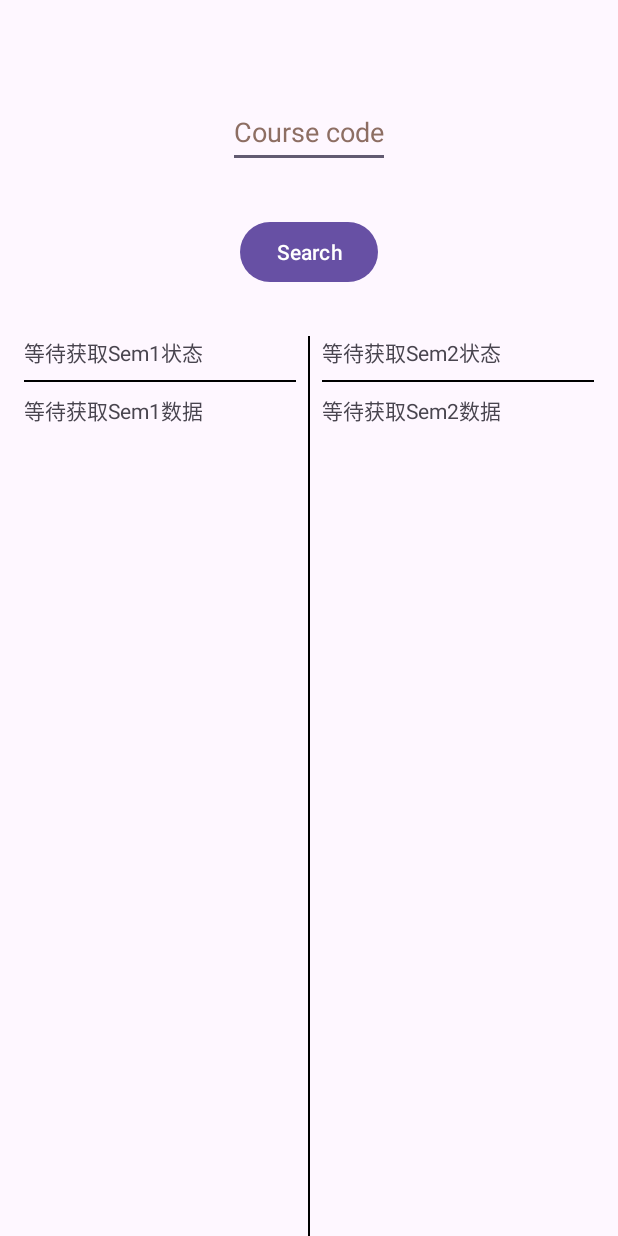
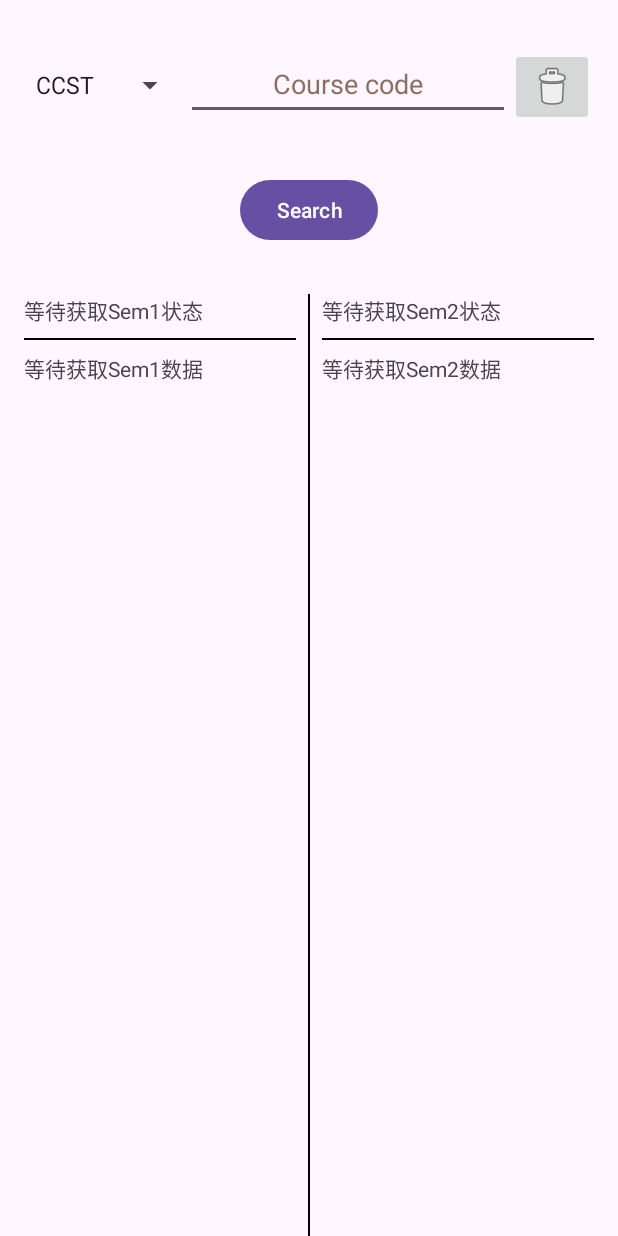
Before and after one commit to EZ-HKU/EZCC, an Android app: the screen it shows after launch (MainActivity), on a phone screen of 412 x 824 dp. Run offline under Robolectric (Android 15) with nearby library versions, the phone set to English and light mode, and no system bars.

Commit message:
Experience improvement

```diff
--- a/app/src/main/java/com/uynaity/ezcc2/MainActivity.kt
+++ b/app/src/main/java/com/uynaity/ezcc2/MainActivity.kt
@@ -12,26 +12,40 @@ import java.net.HttpURLConnection
 import java.net.URL
 import android.content.Context
 import android.view.inputmethod.InputMethodManager
+import android.widget.ArrayAdapter
+import android.widget.ImageButton
+import android.widget.Spinner
 
 
 class MainActivity : AppCompatActivity() {
     private lateinit var courseCodeEditText: EditText
     private lateinit var searchButton: Button
+    private lateinit var clearButton: ImageButton
     private lateinit var sem1Stat: TextView
     private lateinit var sem1Data: TextView
     private lateinit var sem2Stat: TextView
     private lateinit var sem2Data: TextView
     private var backPressedTime: Long = 0
     private val backPressedInterval = 2000
+
     override fun onCreate(savedInstanceState: Bundle?) {
         super.onCreate(savedInstanceState)
         setContentView(R.layout.activity_main)
         courseCodeEditText = findViewById(R.id.courseCode)
         searchButton = findViewById(R.id.search)
+        clearButton = findViewById(R.id.clearButton)
         sem1Stat = findViewById(R.id.sem1Stat)
         sem1Data = findViewById(R.id.Sem1Data)
         sem2Stat = findViewById(R.id.Sem2Stat)
         sem2Data = findViewById(R.id.Sem2Data)
+
+        val spinner = findViewById<Spinner>(R.id.spinner)
+        val adapter = ArrayAdapter.createFromResource(
+            this, R.array.spinner_options, // 你的字符串数组资源
+            android.R.layout.simple_spinner_item
+        )
+        adapter.setDropDownViewResource(android.R.layout.simple_spinner_dropdown_item)
+        spinner.adapter = adapter
         searchButton.setOnClickListener {
             Thread {
                 try {
@@ -40,8 +54,15 @@ class MainActivity : AppCompatActivity() {
                     sem1Stat.text = e.message
                 }
             }.start()
+
             val imm = getSystemService(Context.INPUT_METHOD_SERVICE) as InputMethodManager
             imm.hideSoftInputFromWindow(searchButton.windowToken, 0)
+        }
+        clearButton.setOnClickListener {
+            courseCodeEditText.text.clear()
+            courseCodeEditText.requestFocus()
+            val imm = getSystemService(Context.INPUT_METHOD_SERVICE) as InputMethodManager
+            imm.showSoftInput(courseCodeEditText, InputMethodManager.SHOW_IMPLICIT)
         }
     }
 
@@ -57,13 +78,9 @@ class MainActivity : AppCompatActivity() {
     }
 
     private fun getTableData(c: String?): MutableList<MutableList<Map<String, Any>>> {
-        if (c == "") {
-            runOnUiThread {
-                Toast.makeText(this, "请输入课程代码", Toast.LENGTH_SHORT).show()
-            }
-            return mutableListOf()
-        }
-        val upC = c?.uppercase()
+        val spinner = findViewById<Spinner>(R.id.spinner)
+        val selectedValue = spinner.selectedItem.toString()
+        val mergeC = "$selectedValue$c"
         val url = URL("https://sweb.hku.hk/ccacad/ccc_appl/enrol_stat.html")
         val conn = url.openConnection() as HttpURLConnection
         conn.requestMethod = "GET"
@@ -96,7 +113,7 @@ class MainActivity : AppCompatActivity() {
                 continue
             }
 
-            if (!tds[0].text().contains(upC!!)) {
+            if (!tds[0].text().contains(mergeC!!)) {
                 continue
             }
 
@@ -162,5 +179,4 @@ class MainActivity : AppCompatActivity() {
         str += "\n"
         return str
     }
-
 }
--- a/app/src/main/res/layout/activity_main.xml
+++ b/app/src/main/res/layout/activity_main.xml
@@ -1,25 +1,10 @@
-<?xml version="1.1" encoding="utf-8"?>
+<?xml version="1.0" encoding="utf-8"?>
 <androidx.constraintlayout.widget.ConstraintLayout xmlns:android="http://schemas.android.com/apk/res/android"
     xmlns:app="http://schemas.android.com/apk/res-auto"
     xmlns:tools="http://schemas.android.com/tools"
     android:layout_width="match_parent"
     android:layout_height="match_parent"
     tools:context=".MainActivity">
-
-    <EditText
-        android:id="@+id/courseCode"
-        android:layout_width="wrap_content"
-        android:layout_height="wrap_content"
-        android:layout_marginTop="64dp"
-        android:autofillHints=""
-        android:gravity="center"
-        android:hint="@string/course_code"
-        android:inputType="text"
-        android:minHeight="48dp"
-        android:textColorHint="#8D6E63"
-        app:layout_constraintEnd_toEndOf="parent"
-        app:layout_constraintStart_toStartOf="parent"
-        app:layout_constraintTop_toTopOf="parent" />
 
     <Button
         android:id="@+id/search"
@@ -30,9 +15,10 @@
         android:text="@string/search"
         app:layout_constraintEnd_toEndOf="parent"
         app:layout_constraintStart_toStartOf="parent"
-        app:layout_constraintTop_toBottomOf="@+id/courseCode" />
+        app:layout_constraintTop_toBottomOf="@+id/linearLayout6" />
 
     <LinearLayout
+        android:id="@+id/linearLayout7"
         android:layout_width="0dp"
         android:layout_height="0dp"
         android:layout_marginStart="16dp"
@@ -119,4 +105,44 @@
         </LinearLayout>
     </LinearLayout>
 
+    <LinearLayout
+        android:id="@+id/linearLayout6"
+        android:layout_width="0dp"
+        android:layout_height="wrap_content"
+        android:layout_marginStart="16dp"
+        android:layout_marginTop="32dp"
+        android:layout_marginEnd="16dp"
+        android:orientation="horizontal"
+        app:layout_constraintEnd_toEndOf="parent"
+        app:layout_constraintStart_toStartOf="parent"
+        app:layout_constraintTop_toTopOf="parent">
+
+        <Spinner
+            android:id="@+id/spinner"
+            android:layout_width="0dp"
+            android:layout_height="wrap_content"
+            android:layout_weight="1"
+            android:minHeight="48dp" />
+
+        <EditText
+            android:id="@+id/courseCode"
+            android:layout_width="0dp"
+            android:layout_height="wrap_content"
+            android:layout_weight="2"
+            android:autofillHints=""
+            android:gravity="center"
+            android:hint="@string/course_code"
+            android:inputType="number"
+            android:maxLength="4"
+            android:minHeight="48dp"
+            android:textColorHint="#8D6E63" />
+
+        <ImageButton
+            android:id="@+id/clearButton"
+            android:layout_width="wrap_content"
+            android:layout_height="wrap_content"
+            android:contentDescription="Clear"
+            app:srcCompat="@android:drawable/ic_menu_delete" />
+    </LinearLayout>
+
 </androidx.constraintlayout.widget.ConstraintLayout>
--- a/app/src/main/res/values/strings.xml
+++ b/app/src/main/res/values/strings.xml
@@ -2,4 +2,11 @@
     <string name="app_name">EZCC</string>
     <string name="search">Search</string>
     <string name="course_code">Course code</string>
+
+    <string-array name="spinner_options">
+        <item>CCST</item>
+        <item>CCHU</item>
+        <item>CCGL</item>
+        <item>CCCH</item>
+    </string-array>
 </resources>
```
